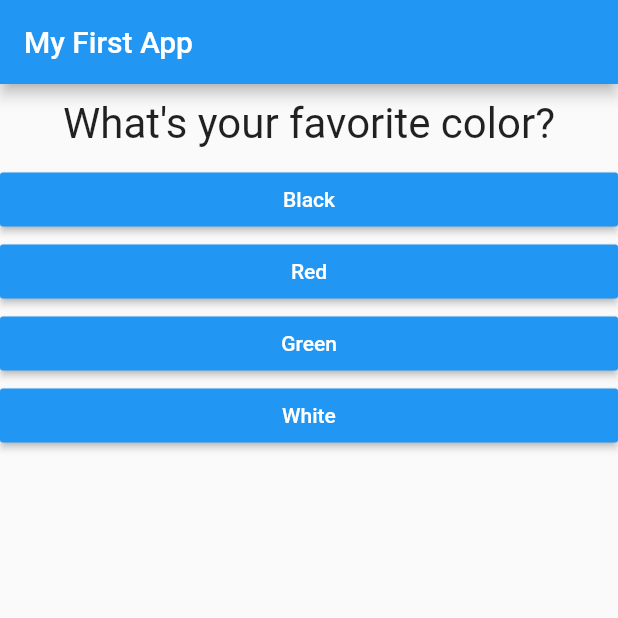
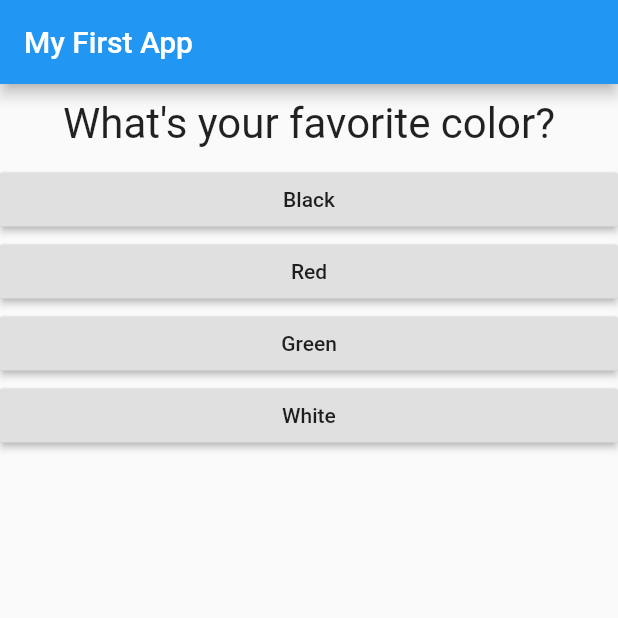
Before and after one commit to anawatj/flutter_complete_guide, a Flutter app: the screen it shows after launch, on a phone screen of 412 x 824 dp, the top half of it. Run offline on Flutter 3.47's test engine with Material 2 defaults, Android fonts, the phone set to English and light mode, and no system bars.

Commit message:
change button

```diff
--- a/lib/answer.dart
+++ b/lib/answer.dart
@@ -5,14 +5,21 @@ class Answer extends StatelessWidget {
   final String answerText;
 
   Answer(this.selectHandler, this.answerText);
-
+  final ButtonStyle raisedButtonStyle = ElevatedButton.styleFrom(
+    onPrimary: Colors.black87,
+    primary: Colors.grey[300],
+    minimumSize: Size(88, 36),
+    padding: EdgeInsets.symmetric(horizontal: 16),
+    shape: const RoundedRectangleBorder(
+      borderRadius: BorderRadius.all(Radius.circular(2)),
+    ),
+  );
   @override
   Widget build(BuildContext context) {
     return Container(
       width: double.infinity,
-      child: RaisedButton(
-        color: Colors.blue,
-        textColor: Colors.white,
+      child: ElevatedButton(
+        style: raisedButtonStyle,
         child: Text(answerText),
         onPressed: selectHandler,
       ),
```
